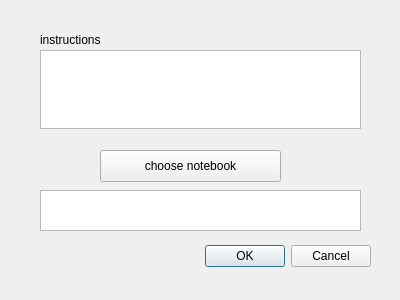
Old version of the form src/dialog.ui in the repository musedivision/notebook_cloze.
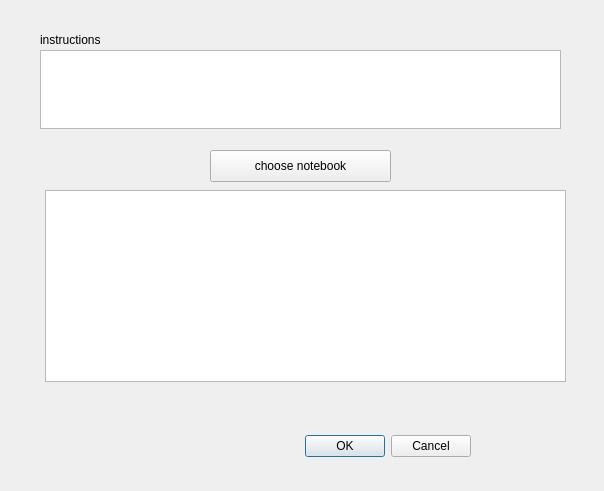
New version of the form.

```diff
--- a/src/dialog.ui
+++ b/src/dialog.ui
@@ -6,8 +6,8 @@
    <rect>
     <x>0</x>
     <y>0</y>
-    <width>400</width>
-    <height>300</height>
+    <width>604</width>
+    <height>491</height>
    </rect>
   </property>
   <property name="windowTitle">
@@ -16,8 +16,8 @@
   <widget class="QDialogButtonBox" name="buttonBox">
    <property name="geometry">
     <rect>
-     <x>30</x>
-     <y>240</y>
+     <x>130</x>
+     <y>430</y>
      <width>341</width>
      <height>32</height>
     </rect>
@@ -34,21 +34,11 @@
     <rect>
      <x>40</x>
      <y>50</y>
-     <width>321</width>
+     <width>521</width>
      <height>79</height>
     </rect>
    </property>
   </widget>
-  <widget class="QListView" name="answerList">
-   <property name="geometry">
-    <rect>
-     <x>40</x>
-     <y>190</y>
-     <width>321</width>
-     <height>41</height>
-    </rect>
-   </property>
-  </widget>
   <widget class="QLabel" name="label">
    <property name="geometry">
     <rect>
@@ -65,7 +55,7 @@
   <widget class="QPushButton" name="notebookFile">
    <property name="geometry">
     <rect>
-     <x>100</x>
+     <x>210</x>
      <y>150</y>
      <width>181</width>
      <height>32</height>
@@ -75,6 +65,16 @@
     <string>choose notebook</string>
    </property>
   </widget>
+  <widget class="QListWidget" name="answerList">
+   <property name="geometry">
+    <rect>
+     <x>45</x>
+     <y>190</y>
+     <width>521</width>
+     <height>192</height>
+    </rect>
+   </property>
+  </widget>
  </widget>
  <resources/>
  <connections>
```
Left out of the diff: 2 changed lines with no effect on the pictures.
